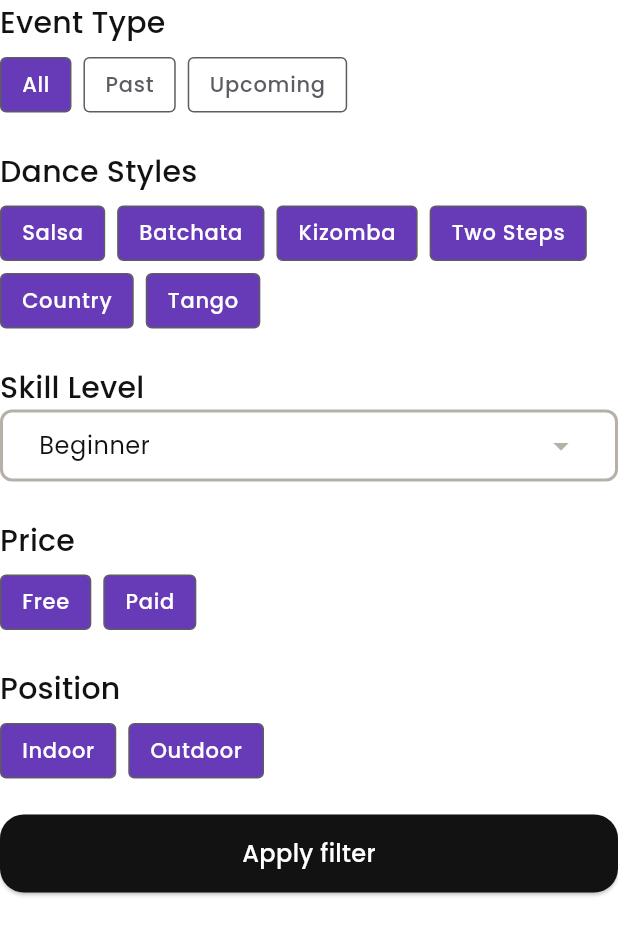
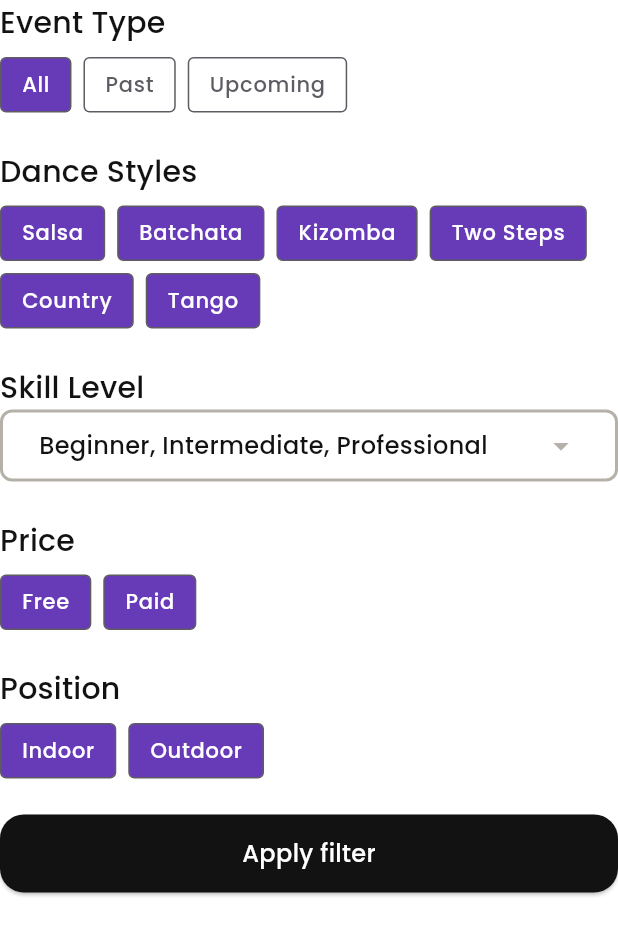
Before and after one commit to KDBismael/dance-up, a Flutter app: the EventFIlterModalBody widget shown alone on an empty page, opened directly, on a phone screen of 412 x 824 dp. Shown: the top 935 px of the screen. Run offline on Flutter 3.47's test engine with Material 3 defaults, Android fonts, the phone set to English and light mode, and no system bars; drawn by our look-alikes of dropdown_button2; our stand-ins replace cloud_firestore, dartz, dotted_border, file_picker, firebase_auth, firebase_core and 7 more; accounts and stored records are empty; network calls fail.

Commit message:
Add multiSelect dropdown

```diff
--- /dev/null
+++ b/lib/core/components/custom_multi_select_dropdown.dart
@@ -0,0 +1,157 @@
+import 'package:dance_up/core/theme/colors.dart';
+import 'package:dropdown_button2/dropdown_button2.dart';
+import 'package:flutter/material.dart';
+
+class CustomMultiSelectDropdown extends StatefulWidget {
+  const CustomMultiSelectDropdown({
+    super.key,
+    this.selectedValue,
+    required this.hintText,
+    required this.dropdownItems,
+    this.onChanged,
+    required this.selectedItems,
+  });
+
+  final List<String> dropdownItems;
+  final List<String> selectedItems;
+  final String? selectedValue;
+  final String hintText;
+  final void Function(bool isSelected, String item)? onChanged;
+
+  @override
+  State<CustomMultiSelectDropdown> createState() =>
+      _CustomMultiSelectDropdownState();
+}
+
+class _CustomMultiSelectDropdownState extends State<CustomMultiSelectDropdown> {
+  @override
+  Widget build(BuildContext context) {
+    return DropdownButtonHideUnderline(
+      child: DropdownButton2<String>(
+        isExpanded: true,
+        value: widget.selectedItems.isEmpty ? null : widget.selectedItems.last,
+        onMenuStateChange: (isOpen) {
+          // setState(() {
+          //   isMenuOpen = isOpen;
+          // });
+          print("isOpen: $isOpen");
+        },
+        buttonStyleData: ButtonStyleData(
+          padding: const EdgeInsets.symmetric(horizontal: 24),
+          // height: 40,
+          width: double.infinity,
+          decoration: BoxDecoration(
+            borderRadius: BorderRadius.circular(8),
+            border: Border.all(
+              color: AppColors.gray,
+              width: 2,
+            ),
+          ),
+        ),
+        iconStyleData: const IconStyleData(
+          icon: Icon(
+            Icons.arrow_drop_down,
+            color: AppColors.gray,
+          ),
+          openMenuIcon: Icon(
+            Icons.arrow_drop_up,
+            color: AppColors.gray,
+          ),
+        ),
+        dropdownStyleData: DropdownStyleData(
+          // maxHeight: 200,
+          elevation: 0,
+          scrollPadding: const EdgeInsets.only(right: 2),
+          scrollbarTheme: ScrollbarThemeData(
+            radius: const Radius.circular(8),
+            thickness: WidgetStateProperty.all(2),
+            thumbVisibility: WidgetStateProperty.all(false),
+          ),
+          decoration: BoxDecoration(
+            borderRadius: BorderRadius.circular(8),
+            border: Border.all(
+              color: AppColors.gray,
+              width: 2,
+            ),
+            color: AppColors.white,
+          ),
+          offset: const Offset(0, -8),
+        ),
+        // decoration: InputDecoration(
+        //   filled: true,
+        //   fillColor: AppColors.white,
+        //   border: OutlineInputBorder(
+        //     borderRadius: BorderRadius.circular(8),
+        //     borderSide: const BorderSide(
+        //       color: AppColors.white,
+        //       width: 1,
+        //     ),
+        //   ),
+        //   focusedBorder: OutlineInputBorder(
+        //     borderRadius: BorderRadius.circular(8),
+        //     borderSide: const BorderSide(
+        //       color: AppColors.gray,
+        //       width: 1,
+        //     ),
+        //   ),
+        //   enabledBorder: OutlineInputBorder(
+        //     borderRadius: BorderRadius.circular(8),
+        //     borderSide: const BorderSide(
+        //       color: AppColors.gray,
+        //       width: 1,
+        //     ),
+        //   ),
+        // ),
+        hint: Text(widget.hintText,
+            style: Theme.of(context).textTheme.bodyMedium),
+        // icon: const Icon(Icons.arrow_downward),
+        style: const TextStyle(color: Colors.deepPurple),
+        // dropdownColor: AppColors.white,
+        onChanged: (value) {},
+        selectedItemBuilder: (context) {
+          return widget.dropdownItems.map(
+            (item) {
+              return Container(
+                alignment: AlignmentDirectional.centerStart,
+                child: Text(
+                  widget.selectedItems.join(', '),
+                  style: Theme.of(context)
+                      .textTheme
+                      .bodyMedium
+                      ?.copyWith(overflow: TextOverflow.ellipsis),
+                  maxLines: 1,
+                ),
+              );
+            },
+          ).toList();
+        },
+        items:
+            widget.dropdownItems.map<DropdownMenuItem<String>>((String item) {
+          return DropdownMenuItem(
+            value: item,
+            enabled: false,
+            child: StatefulBuilder(builder: (context, menuSetState) {
+              final isSelected = widget.selectedItems.contains(item);
+              return InkWell(
+                onTap: () {
+                  widget.onChanged?.call(isSelected, item);
+                  isSelected
+                      ? widget.selectedItems.remove(item)
+                      : widget.selectedItems.add(item);
+                  //This rebuilds the StatefulWidget to update the button's text
+                  setState(() {});
+                  //This rebuilds the dropdownMenu Widget to update the check mark
+                  menuSetState(() {});
+                },
+                child: Text(
+                  item,
+                  style: Theme.of(context).textTheme.bodySmall,
+                ),
+              );
+            }),
+          );
+        }).toList(),
+      ),
+    );
+  }
+}
--- a/lib/features/auth/sign_up_onboarding/sign_up_onboarding.dart
+++ b/lib/features/auth/sign_up_onboarding/sign_up_onboarding.dart
@@ -1,9 +1,9 @@
 import 'package:dance_up/core/components/base_widget_with_gradient.dart';
 import 'package:dance_up/core/components/custom_button.dart';
+import 'package:dance_up/core/components/custom_dropdown.dart';
 import 'package:dance_up/core/constants/global_constant.dart';
 import 'package:dance_up/core/theme/colors.dart';
 import 'package:dance_up/features/auth/auth_presenter.dart';
-import 'package:dance_up/features/auth/components/custom_dropdown.dart';
 import 'package:dance_up/features/auth/components/selectable_container.dart';
 import 'package:flutter/material.dart';
 import 'package:get/get.dart';
--- a/lib/features/events/components/event_filter_modale_body.dart
+++ b/lib/features/events/components/event_filter_modale_body.dart
@@ -1,6 +1,6 @@
 import 'package:dance_up/core/components/custom_button.dart';
+import 'package:dance_up/core/components/custom_multi_select_dropdown.dart';
 import 'package:dance_up/data/models/event_model.dart';
-import 'package:dance_up/features/auth/components/custom_dropdown.dart';
 import 'package:dance_up/features/events/components/filter_button.dart';
 import 'package:dance_up/features/events/event_presenter.dart';
 import 'package:flutter/material.dart';
@@ -76,15 +76,22 @@ class EventFIlterModalBody extends StatelessWidget {
             style:
                 Theme.of(context).textTheme.titleMedium?.copyWith(fontSize: 20),
           ),
-          CustomDropdown(
+          CustomMultiSelectDropdown(
             hintText: "skill level",
             dropdownItems:
                 DanceLevel.values.map((e) => e.description()).toList(),
-            selectedValue: presenter.selectedDanceLevel[0].description(),
-            onChanged: (p0) {
-              presenter.selectedDanceLevel.value = DanceLevel.values
-                  .where((e) => e.description() == p0)
-                  .toList();
+            selectedItems: presenter.selectedDanceLevel
+                .map((e) => e.description())
+                .toList(),
+            onChanged: (isSelected, item) {
+              print("Selected skill levels: $item");
+              if (isSelected) {
+                presenter.selectedDanceLevel.remove(DanceLevel.values
+                    .firstWhere((e) => e.description() == item));
+              } else {
+                presenter.selectedDanceLevel.add(DanceLevel.values
+                    .firstWhere((e) => e.description() == item));
+              }
             },
           ),
           const SizedBox(height: 24),
@@ -145,7 +152,12 @@ class EventFIlterModalBody extends StatelessWidget {
             }),
           ),
           const SizedBox(height: 24),
-          CustomButton(text: "Apply filter", onPressed: () {})
+          CustomButton(
+            text: "Apply filter",
+            onPressed: () {
+              Navigator.of(context).pop();
+            },
+          )
         ],
       );
     });
--- a/lib/features/profile/screens/edit_personal_info.dart
+++ b/lib/features/profile/screens/edit_personal_info.dart
@@ -1,9 +1,9 @@
 import 'package:dance_up/core/components/custom_button.dart';
+import 'package:dance_up/core/components/custom_dropdown.dart';
 import 'package:dance_up/core/components/custon_modal_bottom_sheet.dart';
 import 'package:dance_up/core/constants/global_constant.dart';
 import 'package:dance_up/core/theme/colors.dart';
 import 'package:dance_up/features/auth/auth_presenter.dart';
-import 'package:dance_up/features/auth/components/custom_dropdown.dart';
 import 'package:dance_up/features/auth/components/custom_text_field.dart';
 import 'package:dance_up/features/auth/sign_up_onboarding/sign_up_onboarding.dart';
 import 'package:dance_up/features/profile/components/base_profile_sub_page.dart';
```
Also changed, not shown: lib/core/components/custom_dropdown.dart (renamed from lib/features/auth/components/custom_dropdown.dart).
